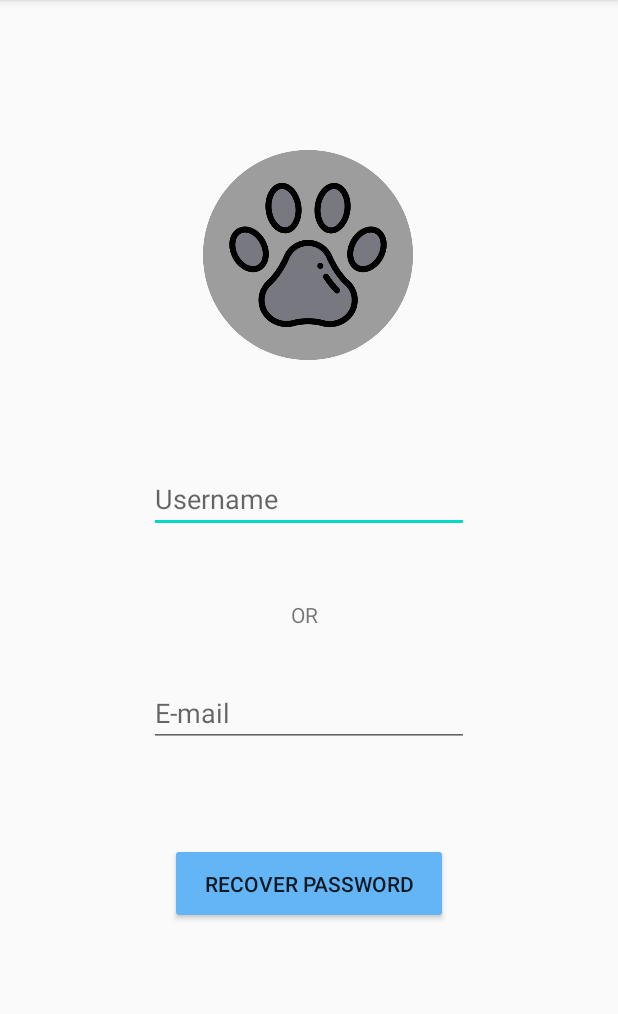
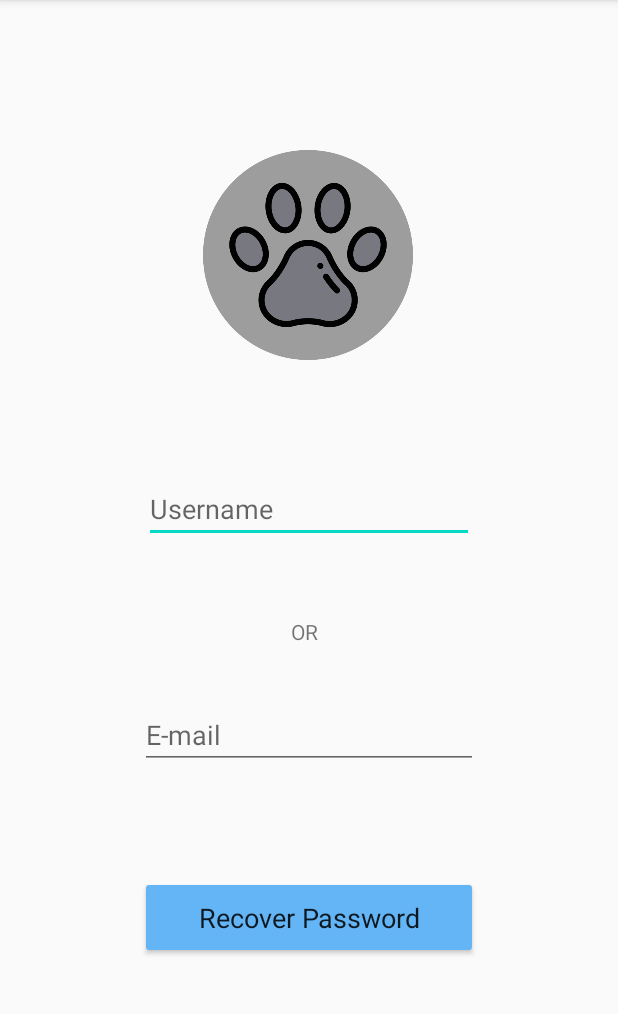
Before and after one commit to marcomr22/AppsMoveis, an Android app: the PasswordRecovery screen opened directly, with no data from a screen before it, on a phone screen of 412 x 824 dp, the part 84-1098 px from its top. Run offline under Robolectric (Android 15) with nearby library versions, the phone set to English and light mode, and no system bars.

Commit message:
Password related, menu and profile Activities UI

```diff
--- a/app/src/main/res/layout/activity_password_recovery.xml
+++ b/app/src/main/res/layout/activity_password_recovery.xml
@@ -20,36 +20,36 @@
 
     <EditText
         android:id="@+id/username"
-        android:layout_width="wrap_content"
-        android:layout_height="wrap_content"
+        android:layout_width="220dp"
+        android:layout_height="45dp"
         android:ems="10"
         android:hint="Username"
         android:inputType="textPersonName"
-        app:layout_constraintBottom_toTopOf="@+id/textView"
+        app:layout_constraintBottom_toTopOf="@+id/or_text"
         app:layout_constraintEnd_toEndOf="parent"
         app:layout_constraintStart_toStartOf="parent"
         app:layout_constraintTop_toBottomOf="@+id/appIcon"
         app:layout_constraintVertical_bias="0.611" />
 
     <EditText
-        android:id="@+id/editText6"
-        android:layout_width="wrap_content"
-        android:layout_height="wrap_content"
+        android:id="@+id/email"
+        android:layout_width="225dp"
+        android:layout_height="45dp"
         android:ems="10"
         android:hint="E-mail"
         android:inputType="textEmailAddress"
-        app:layout_constraintBottom_toTopOf="@+id/button5"
+        app:layout_constraintBottom_toTopOf="@+id/recover"
         app:layout_constraintEnd_toEndOf="parent"
         app:layout_constraintStart_toStartOf="parent"
-        app:layout_constraintTop_toBottomOf="@+id/textView"
+        app:layout_constraintTop_toBottomOf="@+id/or_text"
         app:layout_constraintVertical_bias="0.349" />
 
     <TextView
-        android:id="@+id/textView"
+        android:id="@+id/or_text"
         android:layout_width="22dp"
         android:layout_height="18dp"
         android:text="OR"
-        app:layout_constraintBottom_toTopOf="@+id/button5"
+        app:layout_constraintBottom_toTopOf="@+id/recover"
         app:layout_constraintEnd_toEndOf="parent"
         app:layout_constraintHorizontal_bias="0.498"
         app:layout_constraintStart_toStartOf="parent"
@@ -57,14 +57,16 @@
         app:layout_constraintVertical_bias="0.526" />
 
     <Button
-        android:id="@+id/button5"
-        android:layout_width="185dp"
-        android:layout_height="54dp"
+        android:id="@+id/recover"
+        android:layout_width="225dp"
+        android:layout_height="55dp"
         android:backgroundTint="#64B5F6"
         android:text="Recover Password"
+        android:textAppearance="@style/TextAppearance.AppCompat.Large"
+        android:textSize="18sp"
         app:layout_constraintBottom_toBottomOf="parent"
         app:layout_constraintEnd_toEndOf="parent"
         app:layout_constraintStart_toStartOf="parent"
         app:layout_constraintTop_toBottomOf="@+id/appIcon"
-        app:layout_constraintVertical_bias="0.679" />
+        app:layout_constraintVertical_bias="0.728" />
 </androidx.constraintlayout.widget.ConstraintLayout>
--- a/app/src/main/res/values/strings.xml
+++ b/app/src/main/res/values/strings.xml
@@ -18,6 +18,6 @@
     <string name="invalid_username">Not a valid username</string>
     <string name="invalid_password">Password must be >5 characters</string>
     <string name="login_failed">"Login failed"</string>
-    <string name="title_activity_change_password">ChangePassword</string>
+    <string name="title_activity_change_password">Change Password</string>
     <string name="title_activity_change_password_fragment">ChangePasswordFragment</string>
 </resources>
```
Also changed, not shown: app/src/main/AndroidManifest.xml (+4 -3 lines), app/src/main/java/com/example/app/PasswordRecovery.java (+9 -0 lines), app/src/main/java/com/example/app/Profile.java (added, +14 -0 lines), app/src/main/res/layout/activity_change_password.xml (+10 -7 lines), app/src/main/res/layout/activity_menu.xml (+15 -6 lines), app/src/main/res/layout/activity_profile.xml (added, +117 -0 lines).
